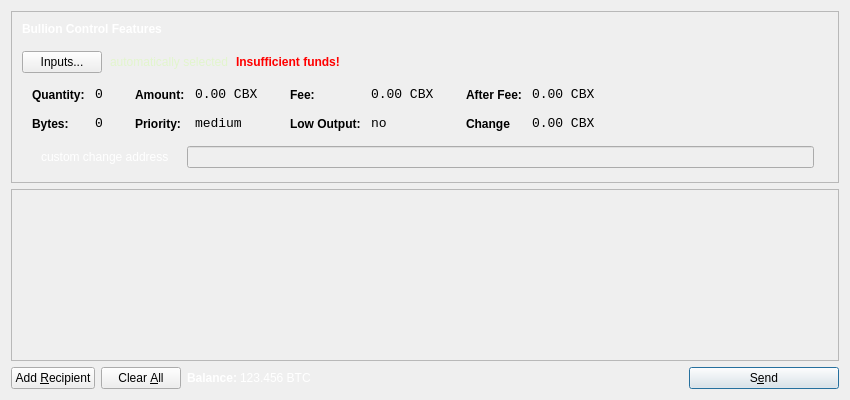
Before: the Qt Designer form src/qt/forms/sendcoinsdialog.ui in cryptogenicbonds/CryptoBullion-CBX, drawn with Qt 5.
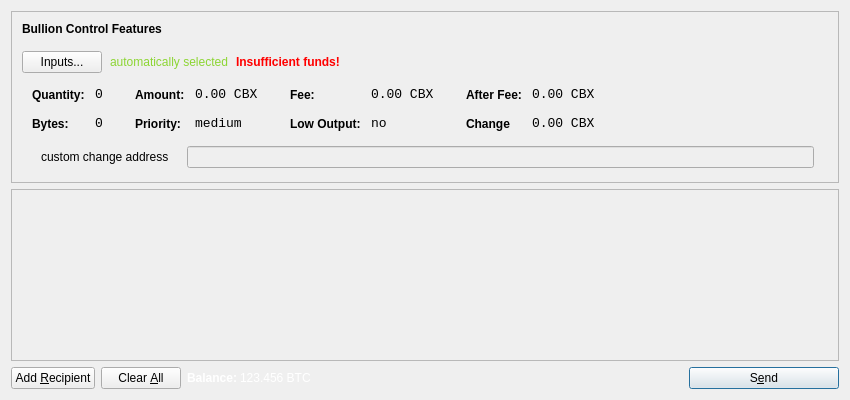
After: the same form once the commit is applied. Icons and pictures are not drawn.

```diff
--- a/src/qt/forms/sendcoinsdialog.ui
+++ b/src/qt/forms/sendcoinsdialog.ui
@@ -81,9 +81,7 @@
              </font>
             </property>
             <property name="styleSheet">
-             <string notr="true">font-weight:bold;
-background: transparent;
-color: #FFFFFF;</string>
+             <string notr="true">font-weight:bold;</string>
             </property>
             <property name="text">
              <string>Bullion Control Features</string>
@@ -118,7 +116,7 @@
            <widget class="QLabel" name="labelCoinControlAutomaticallySelected">
             <property name="styleSheet">
              <string notr="true">background: transparent;
-color: #e2f5cd;</string>
+color: #8CD533;</string>
             </property>
             <property name="text">
              <string>automatically selected</string>
@@ -573,8 +571,7 @@
           <item>
            <widget class="QCheckBox" name="checkBoxCoinControlChange">
             <property name="styleSheet">
-             <string notr="true">background: transparent;
-color: #ffffff;</string>
+             <string notr="true">background: transparent;</string>
             </property>
             <property name="text">
              <string>custom change address</string>
```
Left out of the diff: 2 changed lines with no effect on the pictures.
